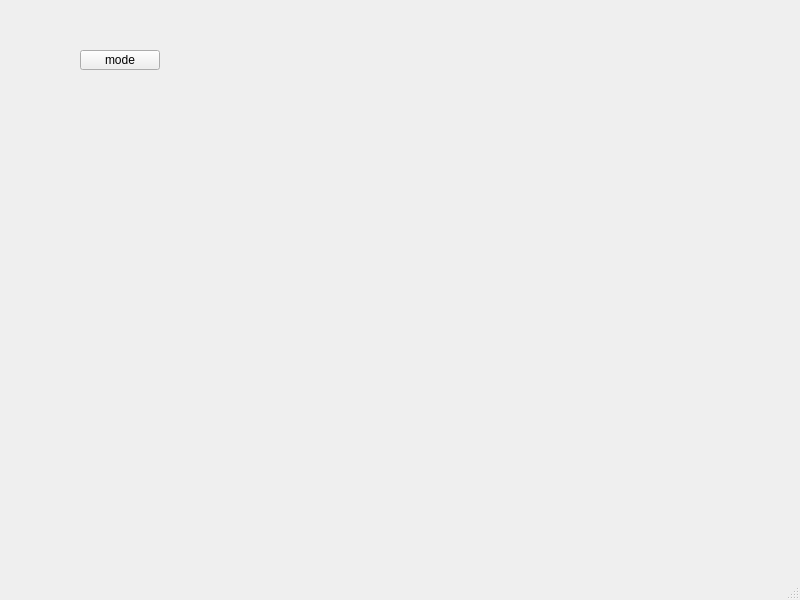
Above: src/app/mainwindow.ui from noonafter/vlf before the change. Below: the same form after it.
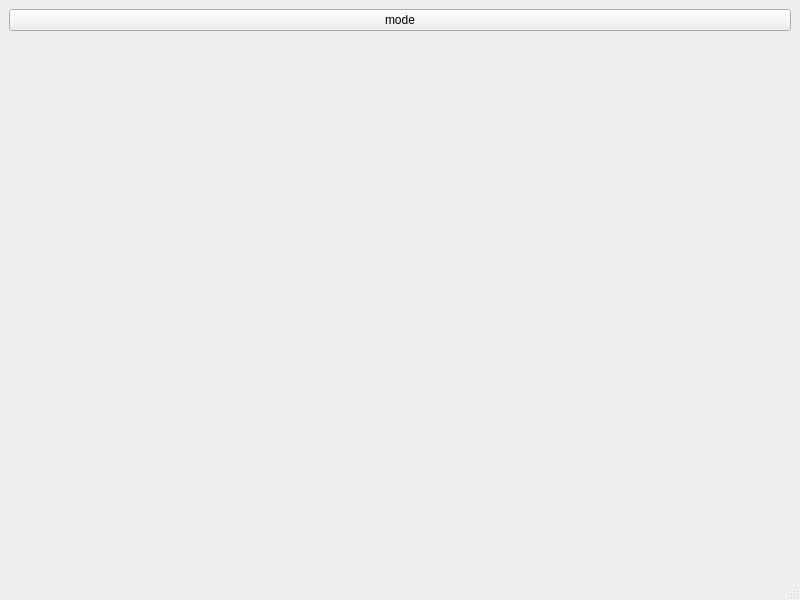
That is the form after the change.

Commit message: FreqPlotter使用模板实现绘图槽函数plot_freq，代价是每次Connect时需要自己指定具体是哪个槽函数

```diff
--- a/src/app/mainwindow.ui
+++ b/src/app/mainwindow.ui
@@ -14,29 +14,18 @@
    <string>MainWindow</string>
   </property>
   <widget class="QWidget" name="centralwidget">
-   <widget class="QWidget" name="freq_widget" native="true">
-    <property name="geometry">
-     <rect>
-      <x>80</x>
-      <y>110</y>
-      <width>281</width>
-      <height>211</height>
-     </rect>
-    </property>
-   </widget>
+   <layout class="QVBoxLayout" name="verticalLayout">
+    <item>
    <widget class="QPushButton" name="pushButton">
-    <property name="geometry">
-     <rect>
-      <x>80</x>
-      <y>50</y>
-      <width>80</width>
-      <height>20</height>
-     </rect>
-    </property>
     <property name="text">
      <string>mode</string>
     </property>
    </widget>
+    </item>
+    <item>
+     <widget class="QWidget" name="freq_widget" native="true"/>
+    </item>
+   </layout>
   </widget>
   <widget class="QMenuBar" name="menubar">
    <property name="geometry">
```
Lines whose indentation alone changed are shown as unchanged. The commit also changes 5 other files.
